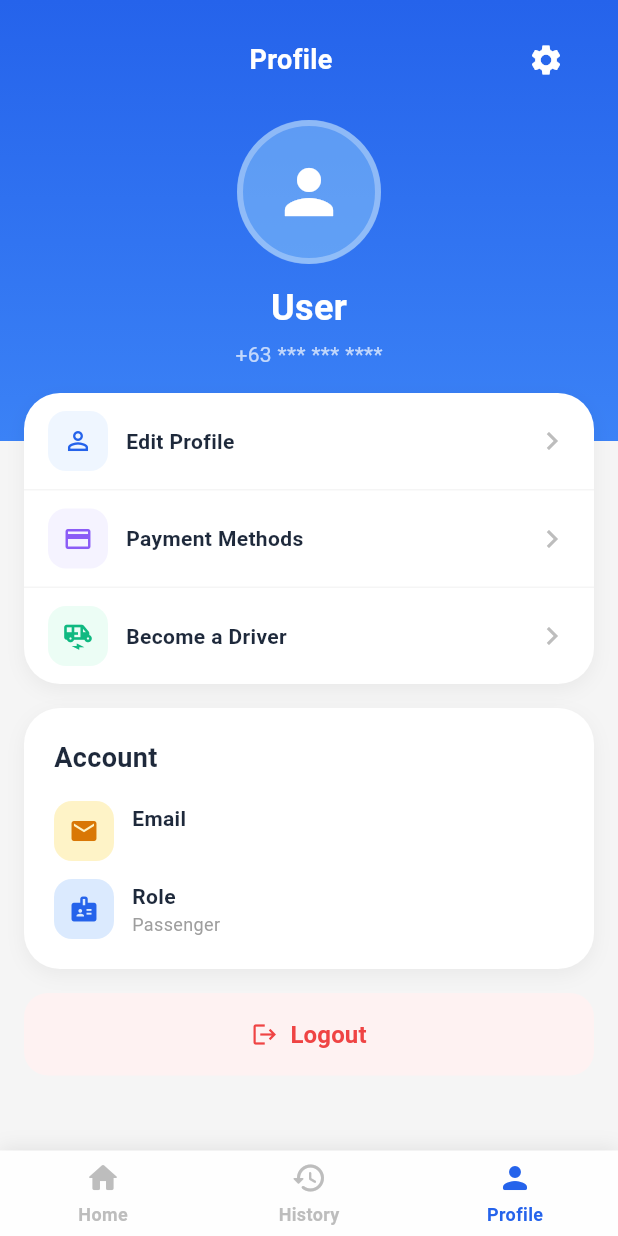
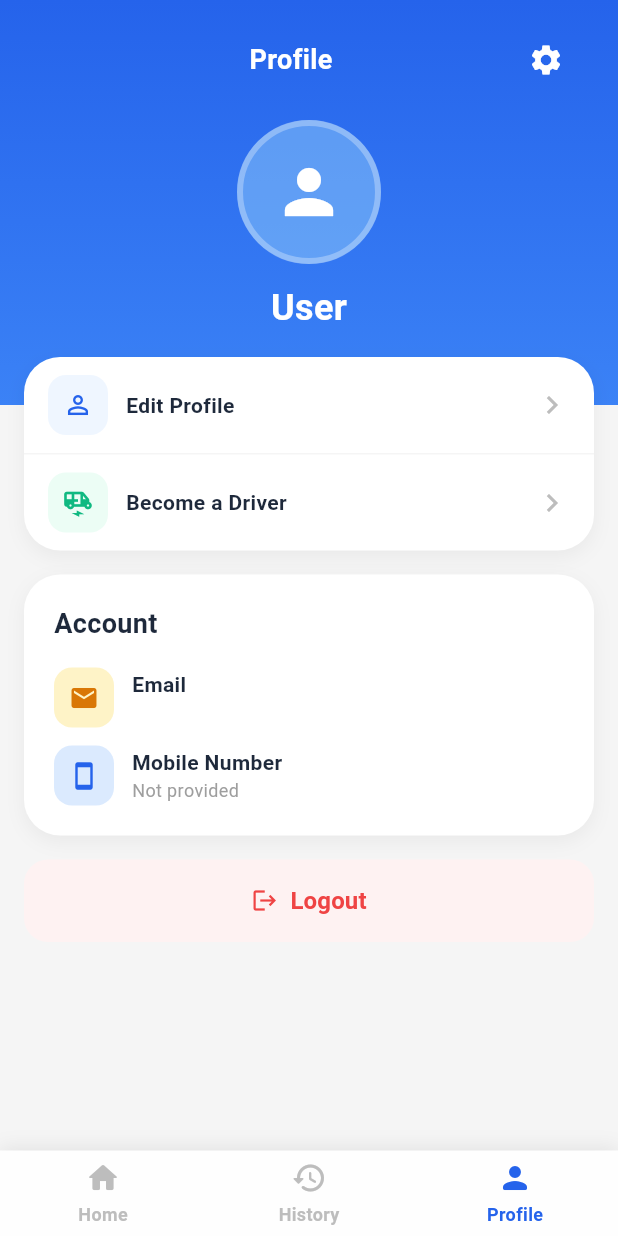
Before and after one commit to JayAintNoisy/TRIGO-PROJ, a Flutter app: the ProfileScreen screen opened by its route, on a phone screen of 412 x 824 dp. Run offline on Flutter 3.47's test engine with Material 3 defaults, Android fonts, the phone set to English and light mode, and no system bars; our stand-ins replace connectivity_plus, dio, file_picker, flex_color_scheme, flutter_dotenv, flutter_riverpod and 3 more; missing offline and left inert: mapbox_maps_flutter, turf, zxing2; accounts and stored records are empty.

Commit message:
feat(profile): driver badge and phone in the account rows
- Show a Driver badge in the header for driver accounts only; a passenger
  gets no badge
- Replace the account role row with the mobile number
- Keep payment methods on the driver account alone and drop them from the
  passenger profile, which now links to the driver settings when relevant

```diff
--- a/apps/trigo/lib/features/profile/presentation/screens/profile_screen.dart
+++ b/apps/trigo/lib/features/profile/presentation/screens/profile_screen.dart
@@ -1,4 +1,3 @@
-import 'package:flutter/foundation.dart';
 import 'package:flutter/material.dart';
 import 'package:flutter_riverpod/flutter_riverpod.dart';
 import 'package:go_router/go_router.dart';
@@ -53,7 +52,6 @@ class ProfileScreen extends ConsumerWidget {
     final authState = ref.watch(authProvider);
     final isDriver = authState.activeMode == AppUserMode.driver;
     final name = authState.name ?? 'User';
-    final phone = authState.phone ?? '+63 *** *** ****';
 
     return Scaffold(
       backgroundColor: Colors.grey.shade100,
@@ -126,14 +124,39 @@ class ProfileScreen extends ConsumerWidget {
                       color: Colors.white,
                     ),
                   ),
-                  const SizedBox(height: 4),
-                  Text(
-                    phone,
-                    style: TextStyle(
-                      fontSize: 14,
-                      color: Colors.white.withValues(alpha: 0.7),
+                  // Only driver accounts carry a badge; a passenger is simply
+                  // a regular customer account with no badge at all.
+                  if (isDriver) ...[
+                    const SizedBox(height: 10),
+                    Container(
+                      padding: const EdgeInsets.symmetric(
+                          horizontal: 12, vertical: 5),
+                      decoration: BoxDecoration(
+                        color: Colors.white.withValues(alpha: 0.18),
+                        borderRadius: BorderRadius.circular(999),
+                        border: Border.all(
+                          color: Colors.white.withValues(alpha: 0.35),
                         ),
                       ),
+                      child: const Row(
+                        mainAxisSize: MainAxisSize.min,
+                        children: [
+                          Icon(Icons.verified_rounded,
+                              size: 14, color: Colors.white),
+                          SizedBox(width: 6),
+                          Text(
+                            'Driver',
+                            style: TextStyle(
+                              fontSize: 11.5,
+                              fontWeight: FontWeight.w800,
+                              letterSpacing: 0.4,
+                              color: Colors.white,
+                            ),
+                          ),
+                        ],
+                      ),
+                    ),
+                  ],
                 ],
               ),
             ),
@@ -160,14 +183,19 @@ class ProfileScreen extends ConsumerWidget {
                     title: 'Edit Profile',
                     onTap: () {},
                   ),
+                  // Payment methods belong to the driver account only: a
+                  // passenger pays the driver with whichever method the driver
+                  // accepts, so there is nothing to configure here.
+                  if (isDriver) ...[
                     Divider(color: Colors.grey.shade100, height: 1),
                     _buildMenuButton(
                       icon: Icons.payment_outlined,
                       iconColor: const Color(0xFF8B5CF6),
                       bgColor: const Color(0xFFF5F3FF),
                       title: 'Payment Methods',
-                    onTap: () {},
+                      onTap: () => context.push('/driver/payment-methods'),
                     ),
+                  ],
                   if (!isDriver) ...[
                     Divider(color: Colors.grey.shade100, height: 1),
                     _buildMenuButton(
@@ -178,55 +206,6 @@ class ProfileScreen extends ConsumerWidget {
                       onTap: () => context.push('/driver/apply'),
                     ),
                   ],
-                ],
-              ),
-            ),
-            // One-tap passenger/driver switching — approved drivers only,
-            // or any account while debugging
-            if (kDebugMode || authState.role == 'driver')
-              Container(
-                margin: const EdgeInsets.symmetric(horizontal: 16),
-                transform: Matrix4.translationValues(0, -16, 0),
-                padding: const EdgeInsets.all(20),
-                decoration: BoxDecoration(
-                  color: Colors.white,
-                  borderRadius: BorderRadius.circular(24),
-                  boxShadow: [
-                    BoxShadow(
-                      color: Colors.black.withValues(alpha: 0.05),
-                      blurRadius: 10,
-                      offset: const Offset(0, 4),
-                    ),
-                  ],
-                ),
-                child: Column(
-                  crossAxisAlignment: CrossAxisAlignment.start,
-                  children: [
-                    const Row(
-                      children: [
-                        Icon(Icons.swap_horiz_rounded,
-                            size: 20, color: Color(0xFF2563EB)),
-                        SizedBox(width: 8),
-                        Text(
-                          'Active Mode',
-                          style: TextStyle(
-                            fontSize: 18,
-                            fontWeight: FontWeight.bold,
-                            color: Color(0xFF1E293B),
-                          ),
-                        ),
-                      ],
-                    ),
-                    const SizedBox(height: 4),
-                    Text(
-                      isDriver
-                          ? 'You are using TriGo as a driver'
-                          : 'You are booking as a passenger',
-                      style: TextStyle(
-                        fontSize: 12,
-                        color: Colors.grey.shade500,
-                      ),
-                    ),
                 ],
               ),
             ),
@@ -297,7 +276,7 @@ class ProfileScreen extends ConsumerWidget {
                           color: const Color(0xFFDBEAFE),
                           borderRadius: BorderRadius.circular(12),
                         ),
-                        child: const Icon(Icons.badge,
+                        child: const Icon(Icons.smartphone,
                             color: Color(0xFF2563EB), size: 20),
                       ),
                       const SizedBox(width: 12),
@@ -305,15 +284,13 @@ class ProfileScreen extends ConsumerWidget {
                         crossAxisAlignment:
                             CrossAxisAlignment.start,
                         children: [
-                          const Text('Role',
+                          const Text('Mobile Number',
                               style: TextStyle(
                                   fontSize: 14,
                                   fontWeight: FontWeight.w600,
                                   color: Color(0xFF1E293B))),
                           Text(
-                              authState.role == 'driver'
-                                  ? 'Driver'
-                                  : 'Passenger',
+                              authState.phone ?? 'Not provided',
                               style: TextStyle(
                                   fontSize: 12,
                                   color: Colors.grey.shade500)),
```
Lines whose indentation alone changed are shown as unchanged.
